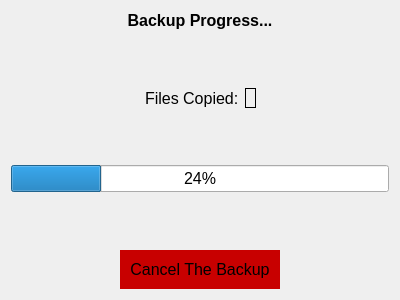
Old version of the form ProgressDlg.ui in the repository Brett444/BackupApp.
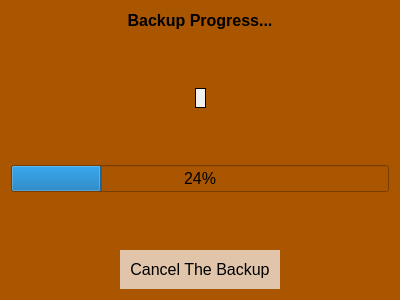
New version of the form.

Patch:
```diff
--- a/ProgressDlg.ui
+++ b/ProgressDlg.ui
@@ -18,6 +18,10 @@
   <property name="windowTitle">
    <string>Progress</string>
   </property>
+  <property name="styleSheet">
+   <string notr="true">background-color: rgb(170, 85, 0);
+</string>
+  </property>
   <layout class="QVBoxLayout" name="verticalLayout">
    <item>
     <widget class="QLabel" name="label">
@@ -63,13 +67,6 @@
        </property>
       </spacer>
      </item>
-     <item>
-      <widget class="QLabel" name="label_2">
-       <property name="text">
-        <string>Files Copied:</string>
-       </property>
-      </widget>
-     </item>
      <item>
       <widget class="QLabel" name="FileCnt_lbl">
        <property name="sizePolicy">
@@ -79,7 +76,8 @@
         </sizepolicy>
        </property>
        <property name="styleSheet">
-        <string notr="true">border: 1px solid black</string>
+        <string notr="true">background-color: rgb(240, 240, 240);
+border: 1px solid black</string>
        </property>
        <property name="text">
         <string/>
@@ -128,6 +126,9 @@
        <height>0</height>
       </size>
      </property>
+     <property name="styleSheet">
+      <string notr="true">gridline-color: rgb(255, 255, 255);</string>
+     </property>
      <property name="value">
       <number>24</number>
      </property>
@@ -169,7 +170,7 @@
        <property name="styleSheet">
         <string notr="true">QPushButton{
 padding: 10px; 
-background-color: rgb(200,0,0); 
+background-color: rgb(224, 197, 170); 
 border: none  /* nec for hover color to work */
 }
 QPushButton:pressed{
```
Left out of the diff: 2 changed lines with no effect on the pictures.
